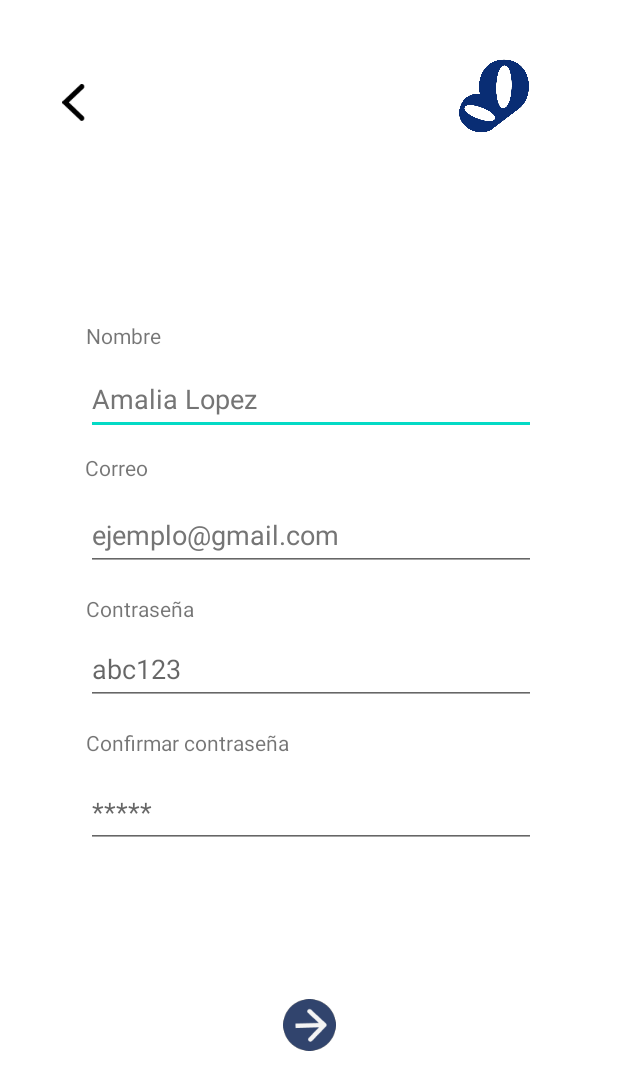
After one commit to RobinSpoiler/AppBorboleta, an Android app: the layout activity_registro.xml on its own in the app's theme, with its tools: preview values and no code run, on a phone screen of 412 x 824 dp. The commit adds this screen. Shown: the top 1090 px of the screen. Run offline under Robolectric (Android 15) with nearby library versions, the light colour scheme and no system bars.

Commit message:
Registration page

```diff
--- /dev/null
+++ b/Android/app/src/main/java/borboleta/application/registro.kt
@@ -0,0 +1,12 @@
+package borboleta.application
+
+import androidx.appcompat.app.AppCompatActivity
+import android.os.Bundle
+
+class registro : AppCompatActivity() {
+    override fun onCreate(savedInstanceState: Bundle?) {
+        supportActionBar?.hide()
+        super.onCreate(savedInstanceState)
+        setContentView(R.layout.activity_registro)
+    }
+}
--- /dev/null
+++ b/Android/app/src/main/res/layout/activity_registro.xml
@@ -0,0 +1,151 @@
+<?xml version="1.0" encoding="utf-8"?>
+<androidx.constraintlayout.widget.ConstraintLayout xmlns:android="http://schemas.android.com/apk/res/android"
+    xmlns:app="http://schemas.android.com/apk/res-auto"
+    xmlns:tools="http://schemas.android.com/tools"
+    android:layout_width="match_parent"
+    android:layout_height="match_parent"
+    tools:context=".registro">
+
+    <ImageView
+        android:id="@+id/logomariposa"
+        android:layout_width="57dp"
+        android:layout_height="50dp"
+        android:contentDescription="@string/logomariposa"
+        app:layout_constraintBottom_toBottomOf="parent"
+        app:layout_constraintEnd_toEndOf="parent"
+        app:layout_constraintHorizontal_bias="0.847"
+        app:layout_constraintStart_toStartOf="parent"
+        app:layout_constraintTop_toTopOf="parent"
+        app:layout_constraintVertical_bias="0.051"
+        app:srcCompat="@drawable/logomariposa" />
+
+    <ImageButton
+        android:id="@+id/backbutton"
+        android:layout_width="15dp"
+        android:layout_height="25dp"
+        android:background="#0000"
+        android:contentDescription="@string/backbutton"
+        android:scaleType="fitXY"
+        app:layout_constraintBottom_toBottomOf="parent"
+        app:layout_constraintEnd_toEndOf="parent"
+        app:layout_constraintHorizontal_bias="0.105"
+        app:layout_constraintStart_toStartOf="parent"
+        app:layout_constraintTop_toTopOf="parent"
+        app:layout_constraintVertical_bias="0.069"
+        app:srcCompat="@drawable/backbutton"
+        tools:ignore="TouchTargetSizeCheck" />
+
+    <TextView
+        android:id="@+id/nombre"
+        android:layout_width="wrap_content"
+        android:layout_height="wrap_content"
+        android:text="@string/nombre"
+        app:layout_constraintBottom_toBottomOf="parent"
+        app:layout_constraintEnd_toEndOf="parent"
+        app:layout_constraintHorizontal_bias="0.158"
+        app:layout_constraintStart_toStartOf="parent"
+        app:layout_constraintTop_toTopOf="parent"
+        app:layout_constraintVertical_bias="0.266" />
+
+    <TextView
+        android:id="@+id/password"
+        android:layout_width="wrap_content"
+        android:layout_height="wrap_content"
+        android:text="@string/contrase_a"
+        app:layout_constraintBottom_toBottomOf="parent"
+        app:layout_constraintEnd_toEndOf="parent"
+        app:layout_constraintHorizontal_bias="0.168"
+        app:layout_constraintStart_toStartOf="parent"
+        app:layout_constraintTop_toTopOf="parent"
+        app:layout_constraintVertical_bias="0.492" />
+
+    <TextView
+        android:id="@+id/confirmacion"
+        android:layout_width="wrap_content"
+        android:layout_height="wrap_content"
+        android:text="@string/confirmarcontra"
+        app:layout_constraintBottom_toBottomOf="parent"
+        app:layout_constraintEnd_toEndOf="parent"
+        app:layout_constraintHorizontal_bias="0.207"
+        app:layout_constraintStart_toStartOf="parent"
+        app:layout_constraintTop_toTopOf="parent"
+        app:layout_constraintVertical_bias="0.603" />
+
+    <TextView
+        android:id="@+id/correo"
+        android:layout_width="wrap_content"
+        android:layout_height="wrap_content"
+        android:text="@string/correo"
+        app:layout_constraintBottom_toBottomOf="parent"
+        app:layout_constraintEnd_toEndOf="parent"
+        app:layout_constraintHorizontal_bias="0.154"
+        app:layout_constraintStart_toStartOf="parent"
+        app:layout_constraintTop_toTopOf="parent"
+        app:layout_constraintVertical_bias="0.375" />
+
+    <com.google.android.material.textfield.TextInputEditText
+        android:id="@+id/inputnombre"
+        android:layout_width="300dp"
+        android:layout_height="48dp"
+        android:hint="@string/hintnombre"
+        android:textColorHint="#757575"
+        app:layout_constraintBottom_toBottomOf="parent"
+        app:layout_constraintEnd_toEndOf="parent"
+        app:layout_constraintHorizontal_bias="0.513"
+        app:layout_constraintStart_toStartOf="parent"
+        app:layout_constraintTop_toTopOf="parent"
+        app:layout_constraintVertical_bias="0.312" />
+
+    <com.google.android.material.textfield.TextInputEditText
+        android:id="@+id/inputcorreo"
+        android:layout_width="300dp"
+        android:layout_height="48dp"
+        android:hint="@string/hintcorreo"
+        android:textColorHint="#757575"
+        app:layout_constraintBottom_toBottomOf="parent"
+        app:layout_constraintEnd_toEndOf="parent"
+        app:layout_constraintHorizontal_bias="0.513"
+        app:layout_constraintStart_toStartOf="parent"
+        app:layout_constraintTop_toTopOf="parent"
+        app:layout_constraintVertical_bias="0.429" />
+
+    <com.google.android.material.textfield.TextInputEditText
+        android:id="@+id/inputconfirma"
+        android:layout_width="300dp"
+        android:layout_height="48dp"
+        android:hint="@string/hintconfirma"
+        app:layout_constraintBottom_toBottomOf="parent"
+        app:layout_constraintEnd_toEndOf="parent"
+        app:layout_constraintHorizontal_bias="0.513"
+        app:layout_constraintStart_toStartOf="parent"
+        app:layout_constraintTop_toTopOf="parent"
+        app:layout_constraintVertical_bias="0.667" />
+
+    <com.google.android.material.textfield.TextInputEditText
+        android:id="@+id/inputcontra"
+        android:layout_width="300dp"
+        android:layout_height="48dp"
+        android:hint="@string/hintcontra"
+        app:layout_constraintBottom_toBottomOf="parent"
+        app:layout_constraintEnd_toEndOf="parent"
+        app:layout_constraintHorizontal_bias="0.513"
+        app:layout_constraintStart_toStartOf="parent"
+        app:layout_constraintTop_toTopOf="parent"
+        app:layout_constraintVertical_bias="0.544" />
+
+    <ImageButton
+        android:id="@+id/nextbutton"
+        android:layout_width="35dp"
+        android:layout_height="35dp"
+        android:background="#0000"
+        android:contentDescription="@string/nextbutton"
+        android:scaleType="fitXY"
+        app:layout_constraintBottom_toBottomOf="parent"
+        app:layout_constraintEnd_toEndOf="parent"
+        app:layout_constraintStart_toStartOf="parent"
+        app:layout_constraintTop_toTopOf="parent"
+        app:layout_constraintVertical_bias="0.844"
+        app:srcCompat="@drawable/nextbutton"
+        tools:ignore="TouchTargetSizeCheck" />
+
+</androidx.constraintlayout.widget.ConstraintLayout>
--- a/Android/app/src/main/res/values/strings.xml
+++ b/Android/app/src/main/res/values/strings.xml
@@ -1,4 +1,15 @@
 <resources>
     <string name="app_name">Borboleta</string>
     <string name="paginainicio">paginainicio</string>
+    <string name="logomariposa">logomariposa</string>
+    <string name="backbutton">backbutton</string>
+    <string name="nombre">Nombre</string>
+    <string name="correo">Correo</string>
+    <string name="contrase_a">Contraseña</string>
+    <string name="confirmarcontra">Confirmar contraseña</string>
+    <string name="hintnombre">Amalia Lopez</string>
+    <string name="hintcorreo">ejemplo@gmail.com</string>
+    <string name="hintcontra">abc123</string>
+    <string name="hintconfirma">*****</string>
+    <string name="nextbutton">nextbutton</string>
 </resources>
```
Also changed, not shown: Android/app/src/main/res/drawable/backbutton.png (added), Android/app/src/main/res/drawable/nextbutton.png (added).
